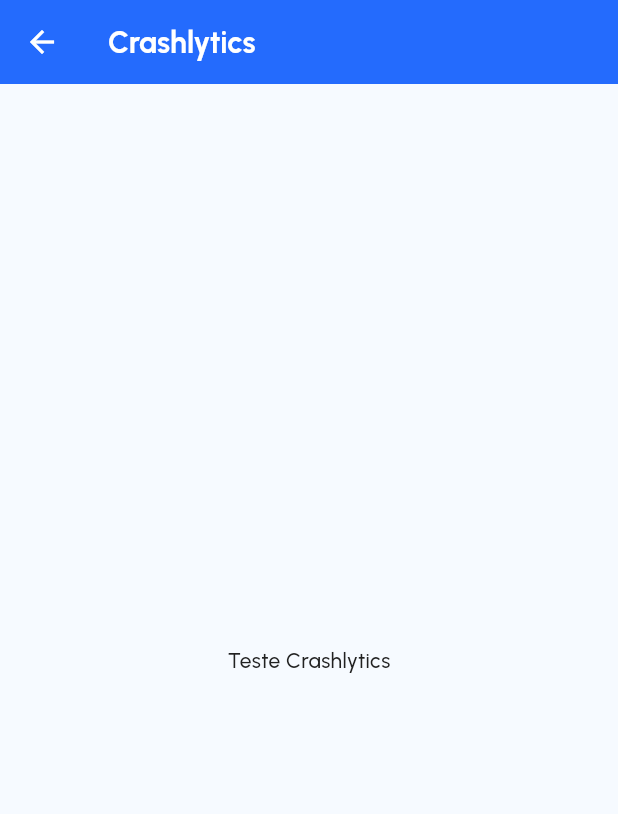
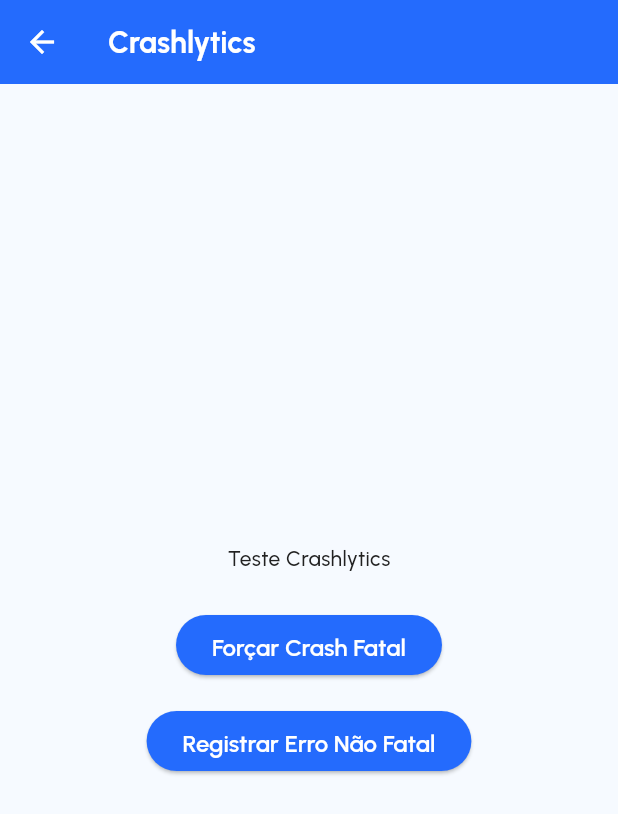
Before and after one commit to euclidesgc/kanbatask, a Flutter app: the CrashlyticsPage screen opened directly, on a phone screen of 412 x 824 dp. Shown: the top 814 px of the screen. Run offline on Flutter 3.47's test engine with Material 3 defaults, Android fonts, the phone set to English and light mode, and no system bars; our stand-ins replace cloud_firestore, firebase_analytics, firebase_auth, firebase_core, firebase_crashlytics, firebase_remote_config and 3 more; accounts and stored records are empty.

Commit message:
Refactor CrashlyticsPage: convert to StatefulWidget, enhance error handling with Firebase Crashlytics, and improve UI layout.

```diff
--- a/lib/samples/crashlytics_page.dart
+++ b/lib/samples/crashlytics_page.dart
@@ -1,10 +1,54 @@
+import 'package:firebase_crashlytics/firebase_crashlytics.dart';
 import 'package:flutter/material.dart';
 
-class CrashlyticsPage extends StatelessWidget {
+class CrashlyticsPage extends StatefulWidget {
   const CrashlyticsPage({super.key});
+
   @override
-  Widget build(BuildContext context) => Scaffold(
-    appBar: AppBar(title: const Text('Crashlytics')),
-    body: const Center(child: Text('Teste Crashlytics')),
-  );
+  State<CrashlyticsPage> createState() => _CrashlyticsPageState();
 }
+
+class _CrashlyticsPageState extends State<CrashlyticsPage> {
+  @override
+  Widget build(BuildContext context) {
+    return Scaffold(
+      appBar: AppBar(title: const Text('Crashlytics')),
+      body: Center(
+        child: Column(
+          mainAxisAlignment: MainAxisAlignment.center,
+          children: [
+            const Text('Teste Crashlytics'),
+            const SizedBox(height: 24),
+            ElevatedButton(
+              onPressed: () {
+                // Força um crash fatal
+                throw Exception('Crash de teste!');
+              },
+              child: const Text('Forçar Crash Fatal'),
+            ),
+            const SizedBox(height: 16),
+            ElevatedButton(
+              onPressed: () async {
+                // Registra erro não fatal
+                await FirebaseCrashlytics.instance.recordError(
+                  Exception('Erro não fatal de teste!'),
+                  StackTrace.current,
+                  reason: 'Teste manual',
+                );
+                // Envia os relatórios pendentes imediatamente
+                await FirebaseCrashlytics.instance.sendUnsentReports();
+                if (!mounted) return;
+                ScaffoldMessenger.of(context).showSnackBar(
+                  const SnackBar(
+                    content: Text('Erro não fatal registrado e enviado!'),
+                  ),
+                );
+              },
+              child: const Text('Registrar Erro Não Fatal'),
+            ),
+          ],
+        ),
+      ),
+    );
+  }
+}
```
